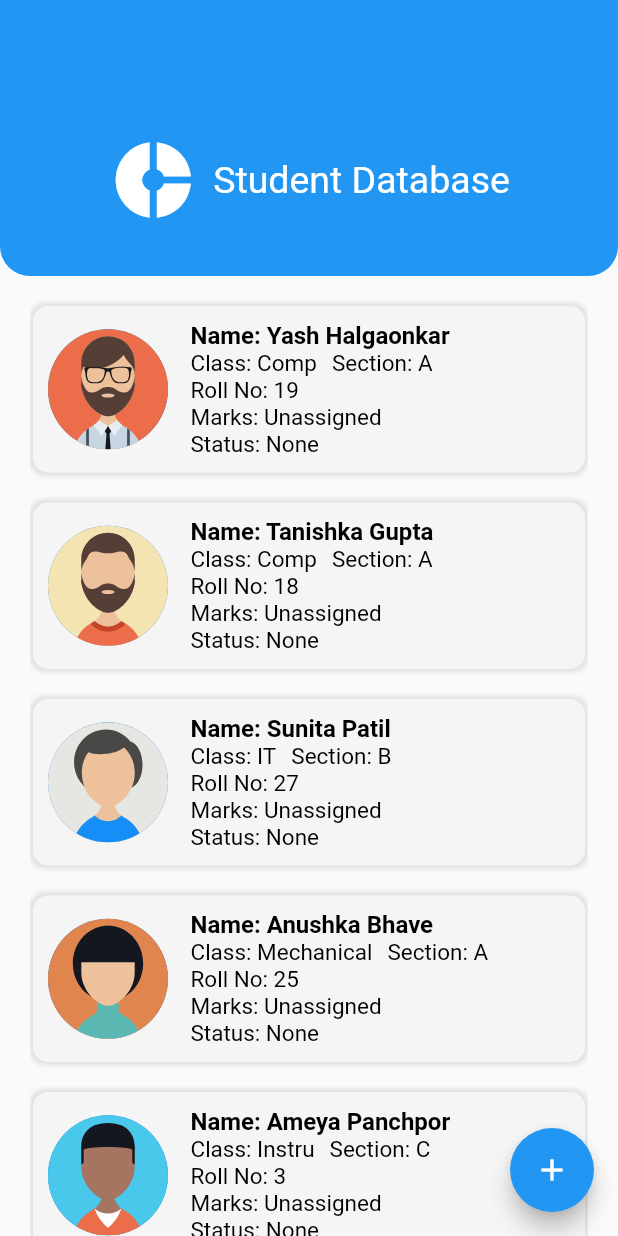
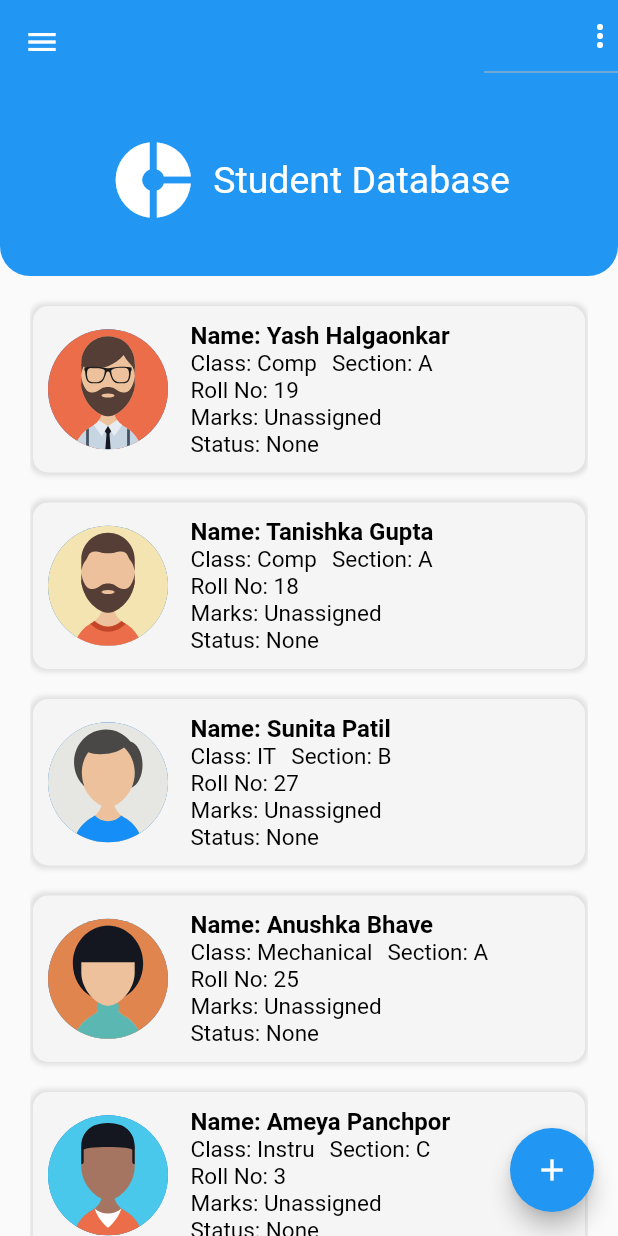
Before and after one commit to yashhalgaonkar/Student-Database, a Flutter app: the screen it shows after launch, on a phone screen of 412 x 824 dp. Run offline on Flutter 3.47's test engine with Material 2 defaults, Android fonts, the phone set to English and light mode, and no system bars; our stand-ins replace flutter_svg.

Commit message:
Added Appbar

```diff
--- a/lib/screens/home_page.dart
+++ b/lib/screens/home_page.dart
@@ -8,6 +8,27 @@ class HomePage extends StatelessWidget {
     return Scaffold(
       appBar: AppBar(
         elevation: 0.0,
+        leading: Icon(
+          Icons.menu,
+          color: Colors.white,
+        ),
+        actions: [
+          DropdownButton(
+            icon: Icon(
+              Icons.more_vert,
+              color: Colors.white,
+            ),
+            items: ['Contact', 'About Us']
+                .map(
+                  (value) => DropdownMenuItem(
+                    child: Text(value),
+                    value: value,
+                  ),
+                )
+                .toList(),
+            onChanged: (String value) {},
+          )
+        ],
       ),
       body: Column(
         children: [
```
